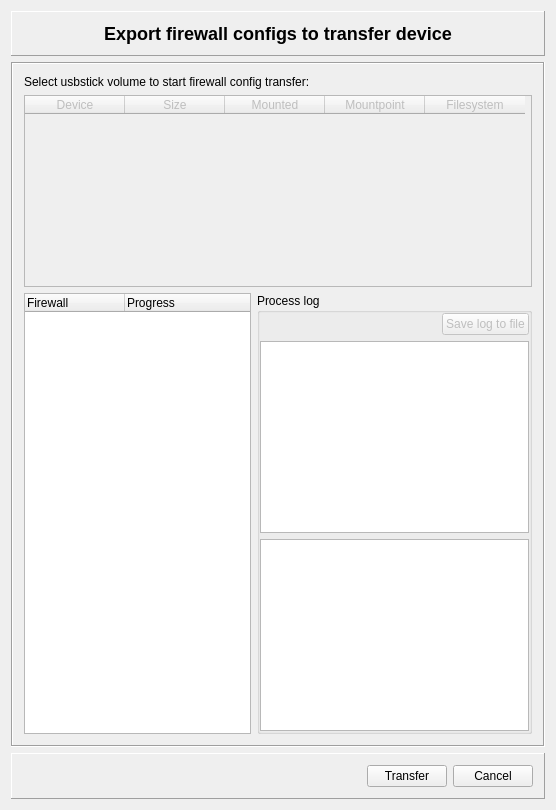
Old version of the form src/gui/transferdialog_q.ui in the repository fwbuilder/fwbuilder.
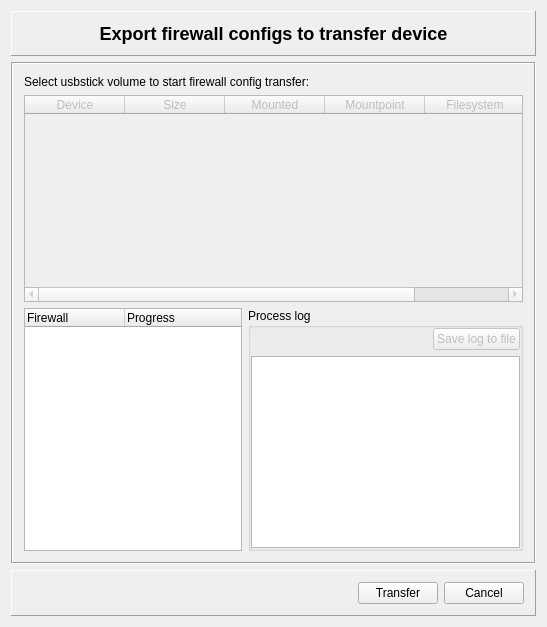
New version of the form. Icons and pictures are not drawn.

Commit message:
Remove unneeded procLogDisplayList widget.
This widget was introduced by r1611:

"instDialog now emits signal when error or warnng item in log
clicked"

But the widget is not used in the transfer dialog at all. Vadim?

```diff
--- a/src/gui/transferdialog_q.ui
+++ b/src/gui/transferdialog_q.ui
@@ -1,13 +1,13 @@
 <?xml version="1.0" encoding="UTF-8"?>
 <ui version="4.0">
  <class>transferDialog_q</class>
- <widget class="QDialog" name="transferDialog_q">
-  <property name="geometry">
+ <widget class="QDialog" name="transferDialog_q" >
+  <property name="geometry" >
    <rect>
     <x>0</x>
     <y>0</y>
-    <width>556</width>
-    <height>615</height>
+    <width>547</width>
+    <height>627</height>
    </rect>
   </property>
   <property name="sizePolicy">
@@ -230,19 +230,9 @@
              </property>
             </widget>
            </item>
-           <item row="4" column="0" colspan="2">
-            <widget class="QTextEdit" name="procLogDisplay">
-             <property name="readOnly">
-              <bool>true</bool>
-             </property>
-            </widget>
-           </item>
-           <item row="3" column="0" colspan="2">
-            <widget class="QListWidget" name="procLogDisplayList">
-             <property name="isWrapping" stdset="0">
-              <bool>true</bool>
-             </property>
-             <property name="wordWrap">
+           <item row="3" column="0" colspan="2" >
+            <widget class="QTextEdit" name="procLogDisplay" >
+             <property name="readOnly" >
               <bool>true</bool>
              </property>
             </widget>
@@ -311,7 +301,7 @@
    </item>
   </layout>
  </widget>
- <layoutdefault spacing="6" margin="11"/>
+ <layoutdefault spacing="6" margin="11" />
  <tabstops>
   <tabstop>transferButton</tabstop>
   <tabstop>cancelButton</tabstop>
```
Left out of the diff: 215 changed lines with no effect on the pictures.
